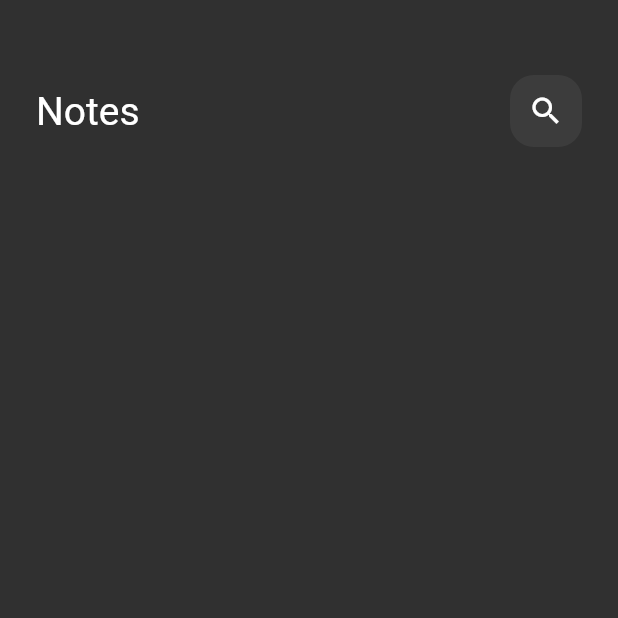
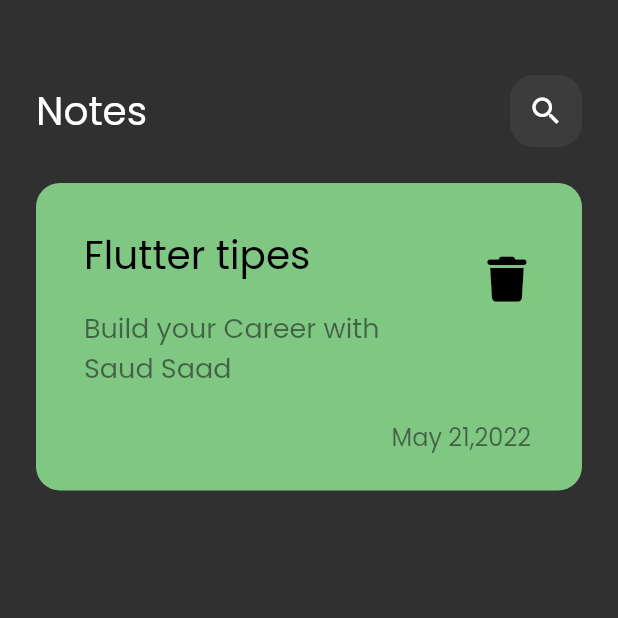
Before and after one commit to Saud2712/Notes_app, a Flutter app: the screen it shows after launch, on a phone screen of 412 x 824 dp, the top half of it. Run offline on Flutter 3.47's test engine with Material 2 defaults, Android fonts, the phone set to English and light mode, and no system bars; our stand-ins replace font_awesome_flutter.

Commit message:
creat Note item .

```diff
--- a/lib/main.dart
+++ b/lib/main.dart
@@ -11,10 +11,8 @@ class Notes_App extends StatelessWidget {
   @override
   Widget build(BuildContext context) {
     return MaterialApp(
-      theme: ThemeData(
-        brightness: Brightness.dark,
-      ),
-      home: const Notes_View(),
+      theme: ThemeData(brightness: Brightness.dark, fontFamily: 'Poppins'),
+      home: const NotesView(),
     );
   }
 }
--- a/lib/views/notes_view.dart
+++ b/lib/views/notes_view.dart
@@ -1,8 +1,8 @@
 import 'package:flutter/material.dart';
 import '../widget/notes_view_body.dart';
 
-class Notes_View extends StatelessWidget {
-  const Notes_View({Key? key}) : super(key: key);
+class NotesView extends StatelessWidget {
+  const NotesView({Key? key}) : super(key: key);
 
   @override
   Widget build(BuildContext context) {
--- a/lib/widget/custom_app_bar.dart
+++ b/lib/widget/custom_app_bar.dart
@@ -8,6 +8,7 @@ class CustomAppBar extends StatelessWidget {
   @override
   Widget build(BuildContext context) {
     return Row(
+      // crossAxisAlignment: CrossAxisAlignment.end,
       children: const [
         Text(
           'Notes',
--- /dev/null
+++ b/lib/widget/custom_note_item.dart
@@ -0,0 +1,45 @@
+import 'package:flutter/material.dart';
+import 'package:font_awesome_flutter/font_awesome_flutter.dart';
+
+class NoteItem extends StatelessWidget {
+  const NoteItem({Key? key}) : super(key: key);
+
+  @override
+  Widget build(BuildContext context) {
+    return Container(
+      padding: const EdgeInsets.only(top: 24, bottom: 24, right: 10, left: 16),
+      decoration: BoxDecoration(
+        color: Colors.green[300],
+        borderRadius: BorderRadius.circular(16),
+      ),
+      child: Column(
+        crossAxisAlignment: CrossAxisAlignment.end,
+        children: [
+          ListTile(
+              title: const Text(
+                'Flutter tipes',
+                style: TextStyle(fontSize: 26, color: Colors.black),
+              ),
+              subtitle: Padding(
+                padding: const EdgeInsets.only(top: 16, bottom: 16),
+                child: Text('Build your Career with Saud Saad',
+                    style: TextStyle(
+                        fontSize: 18, color: Colors.black.withOpacity(.5))),
+              ),
+              trailing: IconButton(
+                  onPressed: () {},
+                  icon: const Icon(FontAwesomeIcons.trash,
+                      size: 30, color: Colors.black))),
+          Padding(
+            padding: const EdgeInsets.only(right: 24),
+            child: Text(
+              'May 21,2022',
+              style:
+                  TextStyle(color: Colors.black.withOpacity(.5), fontSize: 16),
+            ),
+          )
+        ],
+      ),
+    );
+  }
+}
--- a/lib/widget/notes_view_body.dart
+++ b/lib/widget/notes_view_body.dart
@@ -1,5 +1,6 @@
 import 'package:flutter/material.dart';
 import 'package:notes_app/widget/custom_app_bar.dart';
+import 'custom_note_item.dart';
 
 class NotesViewBody extends StatelessWidget {
   const NotesViewBody({Key? key}) : super(key: key);
@@ -12,6 +13,8 @@ class NotesViewBody extends StatelessWidget {
         children: const [
           SizedBox(height: 50),
           CustomAppBar(),
+          SizedBox(height: 24),
+          NoteItem(),
         ],
       ),
     );
```
Also changed, not shown: pubspec.yaml (+6 -6 lines), assets/fonts/Poppins-Regular.ttf (added), pubspec.lock.
